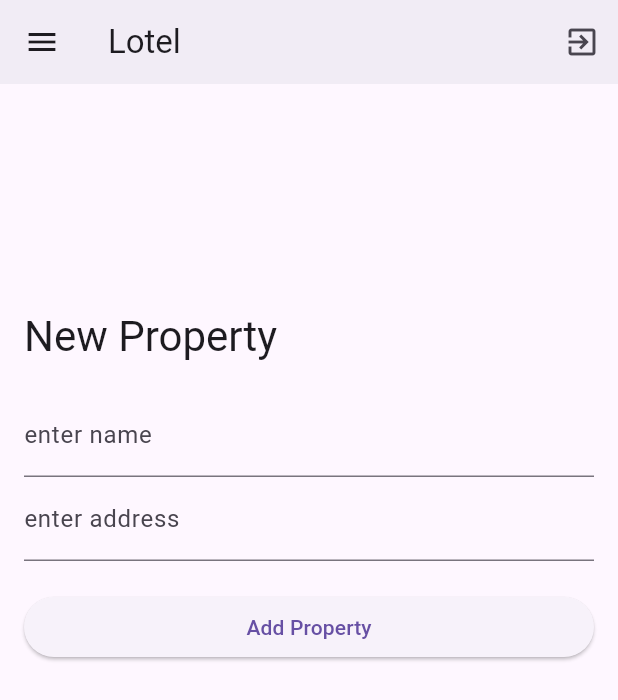
After one commit to Moamen-Keshk/moamen-keshk.github.io, a Flutter app: the NewPropertyPage screen opened directly, on a phone screen of 412 x 824 dp. The commit adds this screen. Shown: the top 700 px of the screen. Run offline on Flutter 3.47's test engine with Material 3 defaults, Android fonts, the light colour scheme and no system bars; our stand-ins replace appwrite, badges, cloud_firestore, firebase_auth, firebase_core, flutter_riverpod and 3 more; accounts and stored records are empty.

Commit message:
new property

```diff
--- /dev/null
+++ b/flutter_academy/lib/app/courses/pages/new_property.page.dart
@@ -0,0 +1,21 @@
+import 'package:flutter/material.dart';
+import 'package:flutter_academy/app/courses/res/responsive.res.dart';
+import 'package:flutter_academy/app/courses/views/new_property.view.dart';
+import 'package:flutter_academy/app/courses/widgets/dashboard_drawer.widget.dart';
+import 'package:flutter_academy/app/courses/widgets/dashboard_nav.widget.dart';
+
+class NewPropertyPage extends StatelessWidget {
+  const NewPropertyPage({super.key});
+
+  @override
+  Widget build(BuildContext context) {
+    return Scaffold(
+      body: ListView(
+        children: const <Widget>[DashboardNav(), Center(heightFactor: 2.0, child: NewPropertyView())],
+      ),
+      drawer: MediaQuery.of(context).size.width > ScreenSizes.md
+          ? null
+          : const DashboardDrawer(),
+    );
+  }
+}
--- a/flutter_academy/lib/app/courses/routes/router_delegate.router.dart
+++ b/flutter_academy/lib/app/courses/routes/router_delegate.router.dart
@@ -15,6 +15,7 @@ import 'package:flutter_academy/app/courses/pages/dashboard.page.dart';
 import 'package:flutter_academy/app/courses/pages/error_404.page.dart';
 import 'package:flutter_academy/app/courses/pages/home.page.dart';
 import 'package:flutter_academy/app/courses/pages/load.page.dart';
+import 'package:flutter_academy/app/courses/pages/new_property.page.dart';
 import 'package:flutter_academy/app/courses/pages/watchlist.page.dart';
 import 'package:flutter_riverpod/flutter_riverpod.dart';
 
@@ -94,6 +95,12 @@ class AppRouterDelegate extends RouterDelegate<Uri>
           child: AllNotificationsPage(),
           key: ValueKey('all_notifications'),
         ));
+      case 'new_property':
+        pages.add(const MaterialPage(
+          key: ValueKey('new_property'),
+          child: NewPropertyPage(),
+        ));
+        break;
       case 'contacts':
         pages.add(const MaterialPage(
           key: ValueKey('contacts'),
--- a/flutter_academy/lib/app/courses/utilities/SnackBarTunnel.utility.dart
+++ b/flutter_academy/lib/app/courses/utilities/SnackBarTunnel.utility.dart
@@ -7,7 +7,7 @@ class SnackBarTunnel extends StatelessWidget {
   final String message;
   final String path;
 
-  SnackBarTunnel({super.key, required this.message, required this.path});
+  SnackBarTunnel(String s, {super.key, required this.message, required this.path});
 
   @override
   Widget build(BuildContext context) {
--- /dev/null
+++ b/flutter_academy/lib/app/courses/view_models/property.vm.dart
@@ -0,0 +1,10 @@
+import 'package:flutter_academy/infrastructure/courses/model/property.model.dart';
+
+class PropertyVM {
+  final Property property;
+  PropertyVM(this.property);
+  String get name => property.name;
+  String get address => property.address;
+  String get status => property.status;
+  DateTime get publishedDate => property.publishedDate;
+}
--- /dev/null
+++ b/flutter_academy/lib/app/courses/view_models/property_list.vm.dart
@@ -0,0 +1,26 @@
+import 'package:flutter_academy/app/courses/view_models/property.vm.dart';
+import 'package:flutter_academy/infrastructure/courses/res/property.service.dart';
+import 'package:flutter_riverpod/flutter_riverpod.dart';
+
+class PropertyListVM extends StateNotifier<List<PropertyVM>> {
+  PropertyListVM() : super(const []) {
+    fetchProperties();
+  }
+  Future<void> fetchProperties() async {
+    final res = await PropertyService().getAllProperties();
+    state = [...res.map((property) => PropertyVM(property))];
+  }
+
+  Future<bool> addToProperties({required String name,
+      required String address}) async {
+    if (await PropertyService().addProperty(name, address)) {
+      await fetchProperties();
+      return true;
+    }
+    return false;
+  }
+}
+
+final propertyListVM =
+    StateNotifierProvider<PropertyListVM, List<PropertyVM>>(
+        (ref) => PropertyListVM());
--- /dev/null
+++ b/flutter_academy/lib/app/courses/views/new_property.view.dart
@@ -0,0 +1,78 @@
+import 'package:flutter/material.dart';
+import 'package:flutter_academy/app/courses/view_models/property_list.vm.dart';
+import 'package:flutter_academy/main.dart';
+
+class NewPropertyView extends StatefulWidget {
+  const NewPropertyView({super.key});
+
+  @override
+  State<NewPropertyView> createState() => _NewPropertyViewState();
+}
+
+class _NewPropertyViewState extends State<NewPropertyView> {
+  final _formKey = GlobalKey<FormState>();
+
+  final TextEditingController _name = TextEditingController();
+  final TextEditingController _address = TextEditingController();
+
+  @override
+  void dispose() {
+    _name.dispose();
+    _address.dispose();
+    super.dispose();
+  }
+
+  @override
+  Widget build(BuildContext context) {
+    return SizedBox(
+        width: 500,
+        child: Form(
+          key: _formKey,
+          child: ListView(
+            shrinkWrap: true,
+            padding: const EdgeInsets.all(16.0),
+            children: <Widget>[
+              Text(
+                "New Property",
+                style: Theme.of(context).textTheme.headlineMedium,
+              ),
+              const SizedBox(height: 20.0),
+              TextFormField(
+                controller: _name,
+                decoration: const InputDecoration(labelText: "enter name"),
+              ),
+              TextFormField(
+                controller: _address,
+                decoration: const InputDecoration(labelText: "enter address"),
+              ),
+              const SizedBox(height: 20.0),
+              ElevatedButton(
+                onPressed: () async {
+                    if (await PropertyListVM().addToProperties(
+                          name: _name.text,
+                          address: _address.text)) {
+                            if (context.mounted) {
+                              ScaffoldMessenger.of(context).showSnackBar(
+                        SnackBar(
+                          content: Text('Property added successfully.')
+                        ),
+                      );
+                            }
+                      routerDelegate.go('/');
+                    } else {
+                      if (context.mounted) {
+                        ScaffoldMessenger.of(context).showSnackBar(
+                        SnackBar(
+                          content: Text('An error occured, try again!')
+                        ),
+                      );
+                      }
+                    }
+                },
+                child: const Text("Add Property"),
+              )
+            ],
+          ),
+        ));
+  }
+}
--- /dev/null
+++ b/flutter_academy/lib/infrastructure/courses/model/property.model.dart
@@ -0,0 +1,96 @@
+import 'dart:convert';
+import 'package:intl/intl.dart';
+
+final formatter = DateFormat('yyyy-MM-dd');
+
+class Property {
+  final String id;
+  final String name;
+  final String address;
+  final String status;
+  final DateTime publishedDate;
+  Property({
+    required this.id,
+    required this.name,
+    required this.address,
+    required this.status,
+    required this.publishedDate,
+  });
+
+  Property copyWith({
+    String? id,
+    String? name,
+    String? address,
+    String? status,
+    DateTime? publishedDate,
+  }) {
+    return Property(
+      id: id ?? this.id,
+      name: name ?? this.name,
+      address: address ?? this.address,
+      status: status ?? this.status,
+      publishedDate: publishedDate ?? this.publishedDate,
+    );
+  }
+
+  Map<String, dynamic> toMap() {
+    return {
+      'id': id,
+      'name': name,
+      'address': address,
+      'status': status,
+      'publishedDate': publishedDate,
+    };
+  }
+
+  factory Property.fromMap(String id, Map<String, dynamic> map) {
+    return Property(
+      id: map['\$id'] ?? '',
+      name: map['name'] ?? '',
+      address: map['address'] ?? '',
+      status: map['status'] ?? '',
+      publishedDate: formatter.parse(map['published_date'] ?? ''),
+    );
+  }
+
+  factory Property.fromResMap(Map<String, dynamic> map) {
+    return Property(
+      id: map['\$id'] ?? '',
+      name: map['name'] ?? '',
+      address: map['address'] ?? '',
+      status: map['status'] ?? '',
+      publishedDate: formatter.parse(map['published_date'] ?? ''),
+    );
+  }
+
+  String toJson() => json.encode(toMap());
+
+  factory Property.fromJson(String id, String source) =>
+      Property.fromMap(id, json.decode(source));
+
+  @override
+  String toString() {
+    return 'Property(id: $id, name: $name, address: $address, status: $status, publishedDate: $publishedDate)';
+  }
+
+  @override
+  bool operator ==(Object other) {
+    if (identical(this, other)) return true;
+
+    return other is Property &&
+        other.id == id &&
+        other.name == name &&
+        other.address == address &&
+        other.status == status &&
+        other.publishedDate == publishedDate;
+  }
+
+  @override
+  int get hashCode {
+    return id.hashCode ^
+        name.hashCode ^
+        address.hashCode ^
+        status.hashCode ^
+        publishedDate.hashCode;
+  }
+}
--- /dev/null
+++ b/flutter_academy/lib/infrastructure/courses/res/property.service.dart
@@ -0,0 +1,29 @@
+import 'package:flutter_academy/app/req/request.dart';
+import 'package:firebase_auth/firebase_auth.dart';
+import 'package:flutter_academy/infrastructure/courses/model/property.model.dart';
+
+class PropertyService {
+  final _auth = FirebaseAuth.instance;
+  Future<List<Property>> getProperty() async {
+    final query = await sendGetRequest(
+        await _auth.currentUser?.getIdToken(), "/api/v1/notifications");
+    return (query['data'] as List)
+        .map((e) => Property.fromResMap(e))
+        .toList();
+  }
+
+  Future<List<Property>> getAllProperties() async {
+    final query = await sendGetRequest(
+        await _auth.currentUser?.getIdToken(), "/api/v1/all-properties");
+    return (query['data'] as List)
+        .map((e) => Property.fromResMap(e))
+        .toList();
+  }
+
+    Future<bool> addProperty(String name, String address) async {
+      return await sendPostRequest(
+          {"name": name, "address": address},
+          await _auth.currentUser?.getIdToken(),
+          "/api/v1/new_property");
+  }
+}
```
Also changed, not shown: flutter_academy/lib/app/courses/widgets/dashboard_nav.widget.dart (+22 -13 lines).
